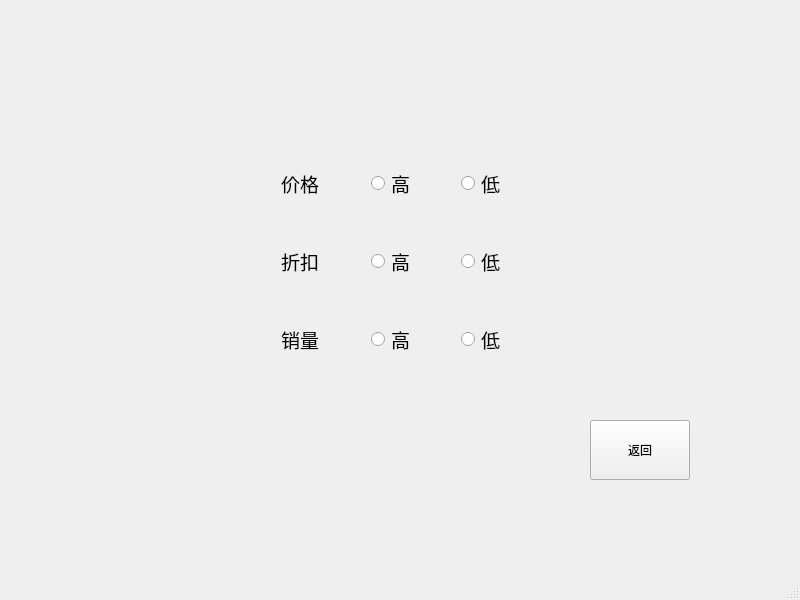
Qt form mainCode/preference.ui (CarlosDJY/QtBasedGroupWork) before a commit.
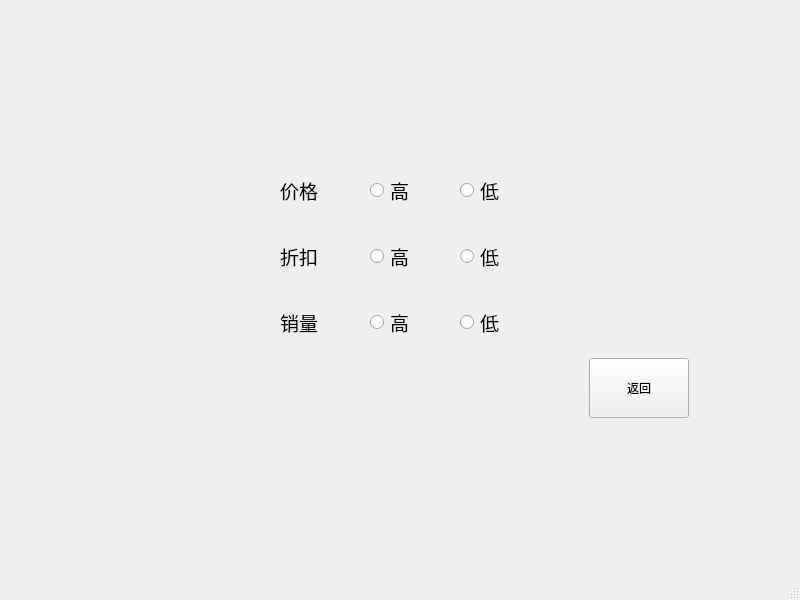
The same form after that commit.

What changed in the file:
```diff
--- a/mainCode/preference.ui
+++ b/mainCode/preference.ui
@@ -14,40 +14,23 @@
    <string>MainWindow</string>
   </property>
   <widget class="QWidget" name="centralwidget">
-   <widget class="QPushButton" name="BackButton">
-    <property name="geometry">
-     <rect>
-      <x>590</x>
-      <y>420</y>
-      <width>100</width>
-      <height>60</height>
-     </rect>
-    </property>
-    <property name="minimumSize">
+   <layout class="QVBoxLayout" name="verticalLayout">
+    <item>
+     <layout class="QGridLayout" name="gridLayout_2">
+      <item row="0" column="0">
+       <spacer name="verticalSpacer">
+        <property name="orientation">
+         <enum>Qt::Vertical</enum>
+        </property>
+        <property name="sizeHint" stdset="0">
      <size>
-      <width>100</width>
-      <height>60</height>
-     </size>
-    </property>
-    <property name="maximumSize">
-     <size>
-      <width>100</width>
-      <height>60</height>
-     </size>
-    </property>
-    <property name="text">
-     <string>返回</string>
-    </property>
-   </widget>
-   <widget class="QWidget" name="">
-    <property name="geometry">
-     <rect>
-      <x>0</x>
-      <y>141</y>
-      <width>801</width>
-      <height>241</height>
-     </rect>
-    </property>
+          <width>20</width>
+          <height>40</height>
+         </size>
+        </property>
+       </spacer>
+      </item>
+      <item row="1" column="0">
     <layout class="QGridLayout" name="gridLayout">
      <property name="horizontalSpacing">
       <number>30</number>
@@ -340,7 +323,89 @@
       </widget>
      </item>
     </layout>
-   </widget>
+      </item>
+      <item row="2" column="0">
+       <layout class="QHBoxLayout" name="horizontalLayout_2">
+        <item>
+         <spacer name="horizontalSpacer_5">
+          <property name="orientation">
+           <enum>Qt::Horizontal</enum>
+          </property>
+          <property name="sizeHint" stdset="0">
+           <size>
+            <width>478</width>
+            <height>20</height>
+           </size>
+          </property>
+         </spacer>
+        </item>
+        <item>
+         <layout class="QHBoxLayout" name="horizontalLayout">
+          <item>
+           <spacer name="horizontalSpacer_4">
+            <property name="orientation">
+             <enum>Qt::Horizontal</enum>
+            </property>
+            <property name="sizeHint" stdset="0">
+             <size>
+              <width>40</width>
+              <height>20</height>
+             </size>
+            </property>
+           </spacer>
+          </item>
+          <item>
+           <widget class="QPushButton" name="BackButton">
+            <property name="minimumSize">
+             <size>
+              <width>100</width>
+              <height>60</height>
+             </size>
+            </property>
+            <property name="maximumSize">
+             <size>
+              <width>100</width>
+              <height>60</height>
+             </size>
+            </property>
+            <property name="text">
+             <string>返回</string>
+            </property>
+           </widget>
+          </item>
+          <item>
+           <spacer name="horizontalSpacer_3">
+            <property name="orientation">
+             <enum>Qt::Horizontal</enum>
+            </property>
+            <property name="sizeHint" stdset="0">
+             <size>
+              <width>40</width>
+              <height>20</height>
+             </size>
+            </property>
+           </spacer>
+          </item>
+         </layout>
+        </item>
+       </layout>
+      </item>
+      <item row="3" column="0">
+       <spacer name="verticalSpacer_2">
+        <property name="orientation">
+         <enum>Qt::Vertical</enum>
+        </property>
+        <property name="sizeHint" stdset="0">
+         <size>
+          <width>20</width>
+          <height>40</height>
+         </size>
+        </property>
+       </spacer>
+      </item>
+     </layout>
+    </item>
+   </layout>
   </widget>
   <widget class="QMenuBar" name="menubar">
    <property name="geometry">
```
Lines whose indentation alone changed are shown as unchanged.
